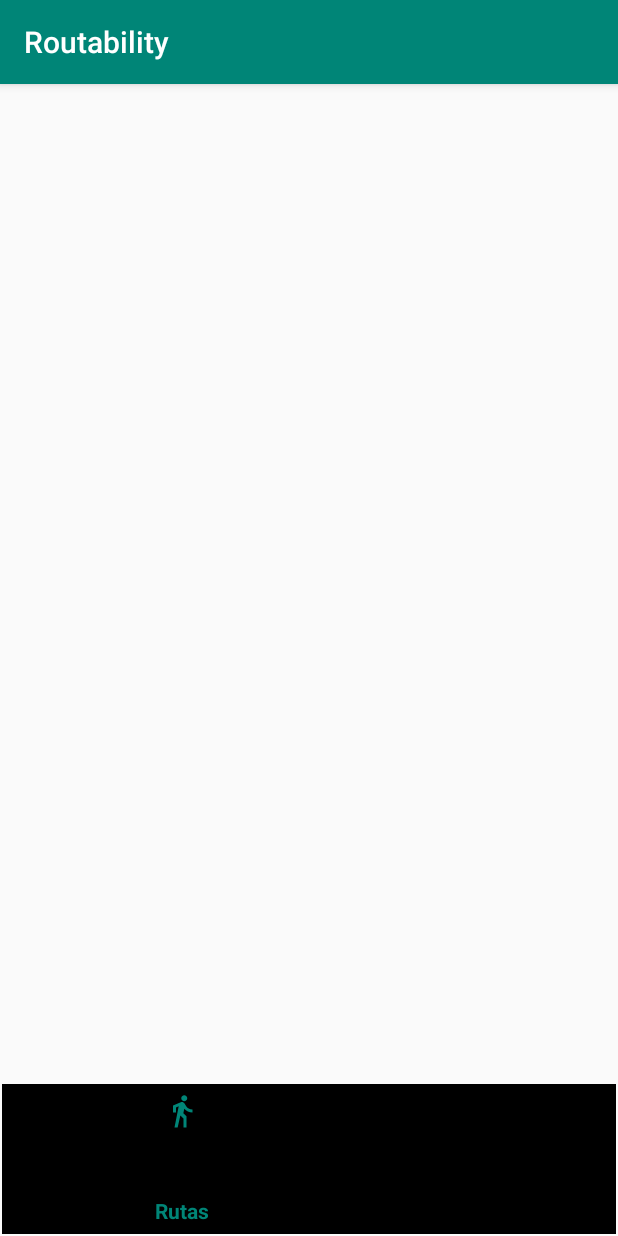
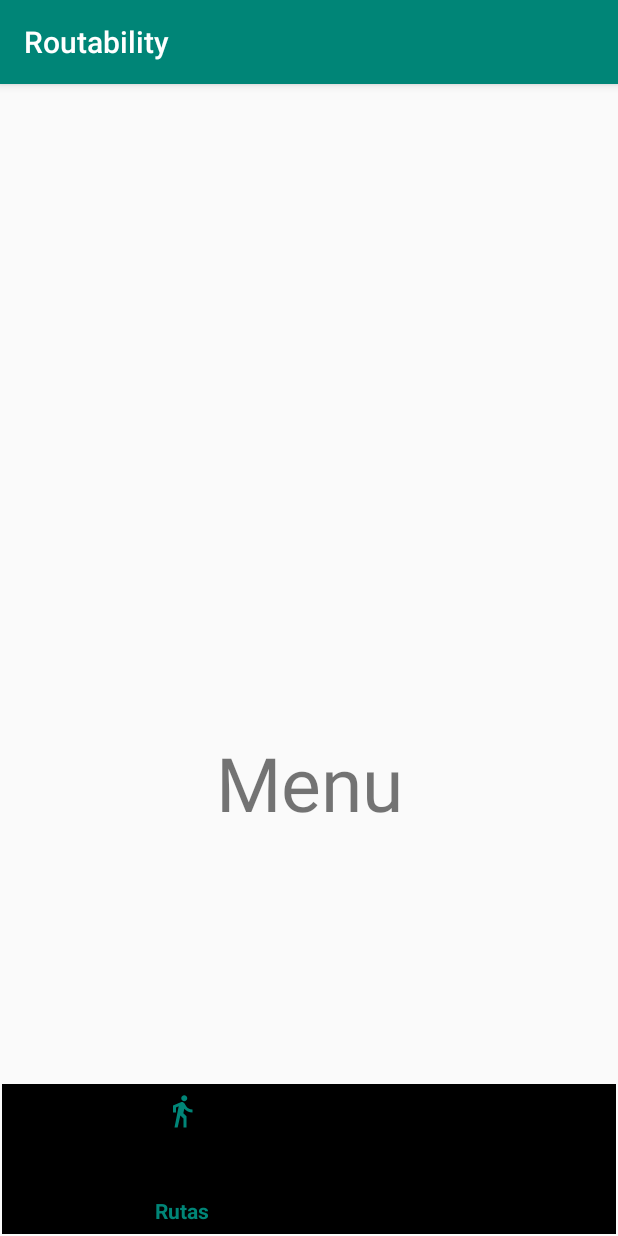
Before and after one commit to cotelus/DGP-MonkeyBits, an Android app: the screen it shows after launch (MainActivity), on a phone screen of 412 x 824 dp. Run offline under Robolectric (Android 15) with nearby library versions, the phone set to English and light mode, and no system bars; our stand-ins replace Firebase (no records; nobody signed in at launch, a user with empty details on screens opened directly).

Commit message:
Barra de navegación funcional.
Funciona la barra de navegación a falta de que se actualice del todo el icono seleccionado en algunos cambios que hace la aplicación de forma automática.

```diff
--- a/monkeybit/app/src/main/AndroidManifest.xml
+++ b/monkeybit/app/src/main/AndroidManifest.xml
@@ -18,7 +18,8 @@
         </activity>
         <activity android:name=".AccountActivity" />
         <activity android:name=".RegisterAccountActivity" />
-        <activity android:name=".UserProfileActivity"></activity>
+        <activity android:name=".UserProfileActivity" />
+        <activity android:name=".MenuActivity"></activity>
     </application>
 
 </manifest>
--- a/monkeybit/app/src/main/java/com/monkeybit/routability/MainActivity.java
+++ b/monkeybit/app/src/main/java/com/monkeybit/routability/MainActivity.java
@@ -21,21 +21,29 @@ public class MainActivity extends AppCompatActivity implements BottomNavigationV
         super.onCreate(savedInstanceState);
         setContentView(R.layout.activity_main);
         mAuth = FirebaseAuth.getInstance();
-
-        bottomNavigationView =  findViewById(R.id.bottonNavigationView);
+        LoadNewFragment(new MenuActivity());
+        bottomNavigationView =  findViewById(R.id.bottomNavigationView);
         bottomNavigationView.setOnNavigationItemSelectedListener(this);
     }
 
     @Override
     public boolean onNavigationItemSelected(@NonNull MenuItem item) {
+        Fragment selectedFragment = null;
         switch (item.getItemId()) {
             case R.id.menu_profile:
-                OnLookProfile(item.getActionView());
+                //OnLookProfile(item.getActionView());
+                if (mAuth.getCurrentUser() == null) {
+                    selectedFragment = new AccountActivity();
+                } else {
+                    selectedFragment = new UserProfileActivity();
+                }
                 break;
             case R.id.menu_rutas:
-                Toast toast = Toast.makeText(getApplicationContext(), "Se cargarían las rutas.", Toast.LENGTH_SHORT);
-                toast.show();
+                selectedFragment = new MenuActivity();
                 break;
+        }
+        if (selectedFragment != null) {
+            LoadNewFragment(selectedFragment);
         }
         return true;
     }
@@ -54,4 +62,8 @@ public class MainActivity extends AppCompatActivity implements BottomNavigationV
         Intent intent = new Intent(this, newActivityName);
         startActivity(intent);
     }
+
+    public void LoadNewFragment(Fragment newFragment) {
+        getSupportFragmentManager().beginTransaction().replace(R.id.fragmentContainer, newFragment).commit();
+    }
 }
--- /dev/null
+++ b/monkeybit/app/src/main/java/com/monkeybit/routability/MenuActivity.java
@@ -0,0 +1,21 @@
+package com.monkeybit.routability;
+
+import android.support.annotation.NonNull;
+import android.support.annotation.Nullable;
+import android.support.v4.app.Fragment;
+import android.os.Bundle;
+import android.view.LayoutInflater;
+import android.view.View;
+import android.view.ViewGroup;
+
+public class MenuActivity extends Fragment {
+
+    @Nullable
+    @Override
+    public View onCreateView(@NonNull LayoutInflater inflater, @Nullable ViewGroup container, @Nullable Bundle savedInstanceState) {
+        View view = inflater.inflate(R.layout.activity_menu, container, false);
+        return view;
+        // return super.onCreateView(inflater, container, savedInstanceState);
+    }
+
+}
--- a/monkeybit/app/src/main/res/layout/activity_main.xml
+++ b/monkeybit/app/src/main/res/layout/activity_main.xml
@@ -5,6 +5,12 @@
     android:layout_width="match_parent"
     android:layout_height="match_parent"
     tools:context=".MainActivity">
+
+    <FrameLayout
+        android:id="@+id/fragmentContainer"
+        android:layout_width="match_parent"
+        android:layout_height="402dp"
+        app:layout_constraintBottom_toTopOf="@id/bottomNavigationView"></FrameLayout>
 
     <android.support.design.widget.BottomNavigationView
         android:id="@+id/bottomNavigationView"
--- /dev/null
+++ b/monkeybit/app/src/main/res/layout/activity_menu.xml
@@ -0,0 +1,23 @@
+<?xml version="1.0" encoding="utf-8"?>
+<android.support.constraint.ConstraintLayout xmlns:android="http://schemas.android.com/apk/res/android"
+    xmlns:app="http://schemas.android.com/apk/res-auto"
+    xmlns:tools="http://schemas.android.com/tools"
+    android:layout_width="match_parent"
+    android:layout_height="match_parent"
+    tools:context=".MenuActivity">
+
+    <TextView
+        android:id="@+id/textView"
+        android:layout_width="wrap_content"
+        android:layout_height="wrap_content"
+        android:layout_marginStart="8dp"
+        android:layout_marginTop="8dp"
+        android:layout_marginEnd="8dp"
+        android:layout_marginBottom="8dp"
+        android:text="Menu"
+        android:textSize="50dp"
+        app:layout_constraintBottom_toBottomOf="parent"
+        app:layout_constraintEnd_toEndOf="parent"
+        app:layout_constraintStart_toStartOf="parent"
+        app:layout_constraintTop_toTopOf="parent" />
+</android.support.constraint.ConstraintLayout>
--- a/monkeybit/app/src/main/res/values/strings.xml
+++ b/monkeybit/app/src/main/res/values/strings.xml
@@ -20,4 +20,5 @@
     <string name="deleted_account">Your account has been deleted.</string>
     <string name="delete_account">Delete Account</string>
     <string name="delete_account_fail">For security you must reauthenticate before delete the account. Please sign in and then come here to delete the account.</string>
+    <string name="emqrew">test</string>
 </resources>
```
Also changed, not shown: monkeybit/app/src/main/java/com/monkeybit/routability/AccountActivity.java (+55 -20 lines), monkeybit/app/src/main/java/com/monkeybit/routability/RegisterAccountActivity.java (+44 -20 lines), monkeybit/app/src/main/java/com/monkeybit/routability/UserProfileActivity.java (+53 -25 lines), monkeybit/app/src/main/res/layout/activity_account.xml (+5 -7 lines).
